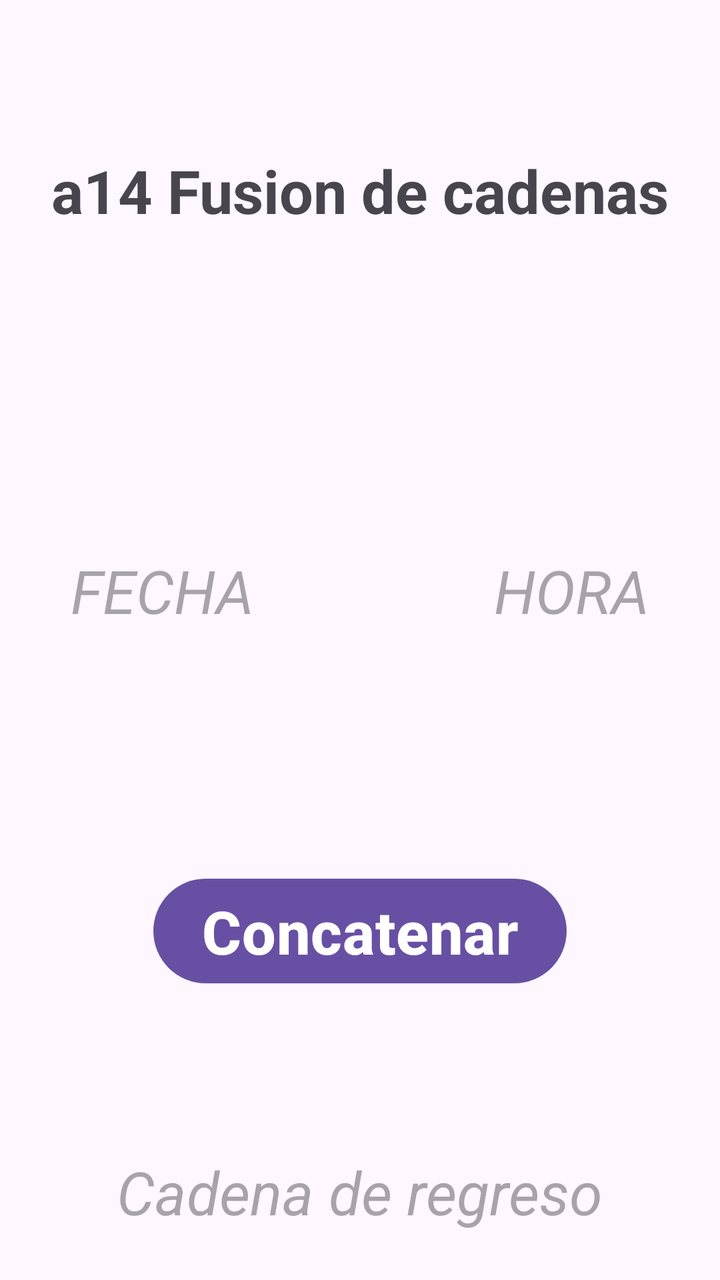
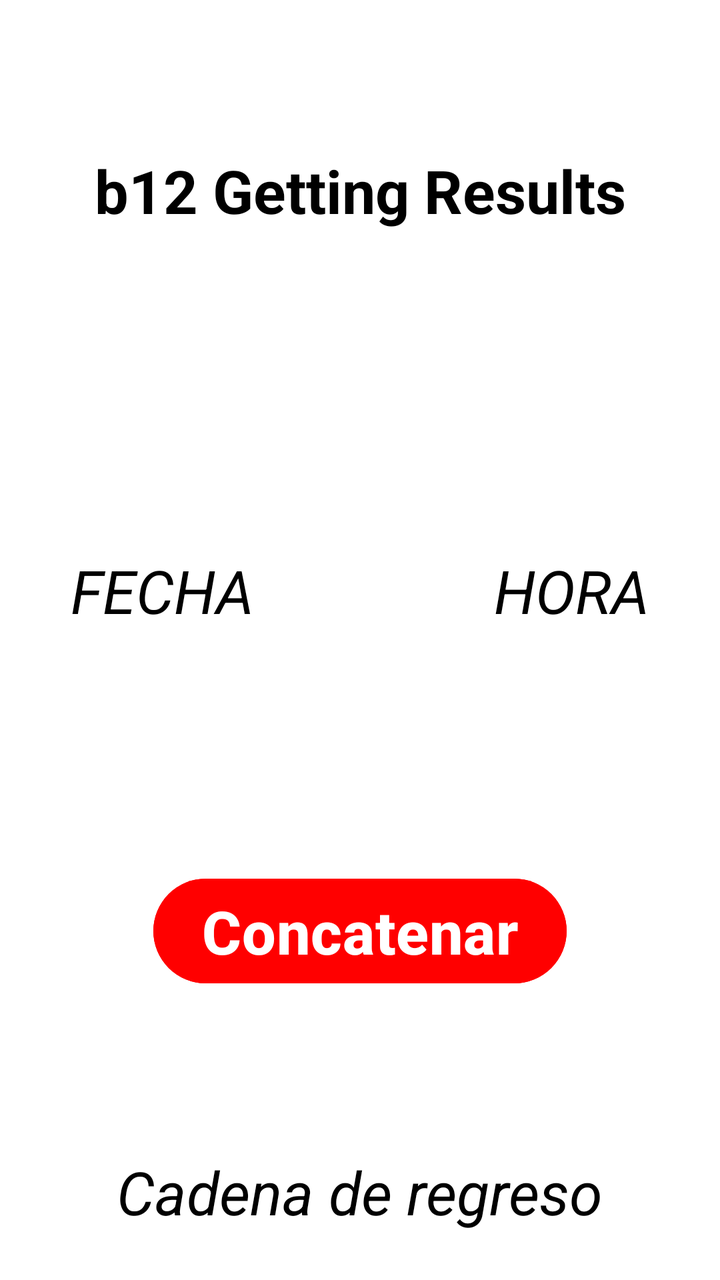

An Android layout rendered at two revisions. The XML below is the earlier revision; the diff shows what the commit changed to produce the second picture.
<!-- AndroidManifest.xml: application theme Theme.B12GettingResults -->
<!-- res/layout/activity_second.xml -->
<?xml version="1.0" encoding="utf-8"?>
<androidx.constraintlayout.widget.ConstraintLayout xmlns:android="http://schemas.android.com/apk/res/android"
    xmlns:app="http://schemas.android.com/apk/res-auto"
    xmlns:tools="http://schemas.android.com/tools"
    android:id="@+id/main"
    android:layout_width="match_parent"
    android:layout_height="match_parent"
    tools:context=".SecondActivity"
    android:background="@color/Verde">

    <TextView
        android:id="@+id/TituloSecond"
        android:layout_width="wrap_content"
        android:layout_height="wrap_content"
        android:text="a14 Fusion de cadenas"
        android:textSize="30sp"
        android:textStyle="bold"
        app:layout_constraintTop_toTopOf="parent"
        android:layout_marginTop="75dp"
        app:layout_constraintEnd_toEndOf="parent"
        app:layout_constraintStart_toStartOf="parent"/>

    <LinearLayout
        android:id="@+id/LinearDatos"
        android:layout_width="wrap_content"
        android:layout_height="wrap_content"
        android:orientation="horizontal"
        app:layout_constraintTop_toTopOf="@id/TituloSecond"
        app:layout_constraintStart_toStartOf="parent"
        app:layout_constraintEnd_toEndOf="parent"
        android:layout_marginTop="200dp">

        <TextView
            android:id="@+id/FechaSecond"
            android:layout_width="wrap_content"
            android:layout_height="wrap_content"
            android:textSize="30sp"
            android:textStyle="italic"
            android:hint="FECHA"
            android:layout_marginEnd="60dp"
            />

        <TextView
            android:id="@+id/HoraSecond"
            android:layout_width="wrap_content"
            android:layout_height="wrap_content"
            android:textSize="30sp"
            android:textStyle="italic"
            android:hint="HORA"
            android:layout_marginStart="60dp"/>
    </LinearLayout>

    <Button
        android:id="@+id/BotonSecond"
        android:layout_width="wrap_content"
        android:layout_height="wrap_content"
        android:textSize="30sp"
        android:textStyle="bold"
        android:text="Concatenar"
        app:layout_constraintTop_toBottomOf="@id/LinearDatos"
        app:layout_constraintStart_toStartOf="parent"
        app:layout_constraintEnd_toEndOf="parent"
        android:layout_marginTop="120dp" />

    <TextView
        android:id="@+id/ResultadoSecond"
        android:layout_width="wrap_content"
        android:layout_height="wrap_content"
        app:layout_constraintTop_toBottomOf="@id/BotonSecond"
        app:layout_constraintStart_toStartOf="parent"
        app:layout_constraintEnd_toEndOf="parent"
        android:textSize="30sp"
        android:textStyle="italic"
        android:hint="Cadena de regreso"
        android:layout_marginTop="80dp"/>




</androidx.constraintlayout.widget.ConstraintLayout>
<!-- resources referenced by this layout -->
<resources>
  <style name="Theme.B12GettingResults" parent="Base.Theme.B12GettingResults" />
  <style name="Base.Theme.B12GettingResults" parent="Theme.Material3.DayNight.NoActionBar">
          
          
      </style>
</resources>

<!-- the commit's change to res/layout/activity_second.xml (unified diff, before → after) -->
@@ -6,15 +6,16 @@
     android:layout_width="match_parent"
     android:layout_height="match_parent"
     tools:context=".SecondActivity"
-    android:background="@color/Verde">
+    android:background="@color/white">
 
     <TextView
         android:id="@+id/TituloSecond"
         android:layout_width="wrap_content"
         android:layout_height="wrap_content"
-        android:text="a14 Fusion de cadenas"
+        android:text="b12 Getting Results"
         android:textSize="30sp"
         android:textStyle="bold"
+        android:textColor="@color/black"
         app:layout_constraintTop_toTopOf="parent"
         android:layout_marginTop="75dp"
         app:layout_constraintEnd_toEndOf="parent"
@@ -36,6 +37,8 @@
             android:layout_height="wrap_content"
             android:textSize="30sp"
             android:textStyle="italic"
+            android:textColor="@color/black"
+            android:textColorHint="@color/black"
             android:hint="FECHA"
             android:layout_marginEnd="60dp"
             />
@@ -46,6 +49,8 @@
             android:layout_height="wrap_content"
             android:textSize="30sp"
             android:textStyle="italic"
+            android:textColor="@color/black"
+            android:textColorHint="@color/black"
             android:hint="HORA"
             android:layout_marginStart="60dp"/>
     </LinearLayout>
@@ -57,6 +62,8 @@
         android:textSize="30sp"
         android:textStyle="bold"
         android:text="Concatenar"
+        android:backgroundTint="@color/red"
+        android:textColor="@color/white"
         app:layout_constraintTop_toBottomOf="@id/LinearDatos"
         app:layout_constraintStart_toStartOf="parent"
         app:layout_constraintEnd_toEndOf="parent"
@@ -71,10 +78,9 @@
         app:layout_constraintEnd_toEndOf="parent"
         android:textSize="30sp"
         android:textStyle="italic"
+        android:textColor="@color/black"
+        android:textColorHint="@color/black"
         android:hint="Cadena de regreso"
         android:layout_marginTop="80dp"/>
 
-
-
-
 </androidx.constraintlayout.widget.ConstraintLayout>
<!-- resource entries referenced after the edit -->
@@ -1,5 +1,8 @@
 <!-- resources referenced by this layout -->
 <resources>
+  <color name="black">#FF000000</color>
+  <color name="red">#FF0000</color>
+  <color name="white">#FFFFFFFF</color>
   <style name="Theme.B12GettingResults" parent="Base.Theme.B12GettingResults" />
   <style name="Base.Theme.B12GettingResults" parent="Theme.Material3.DayNight.NoActionBar">
           
